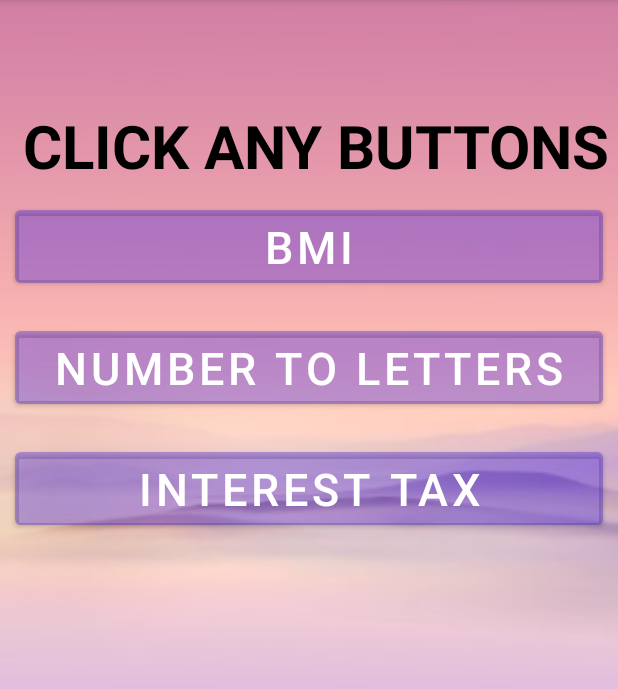
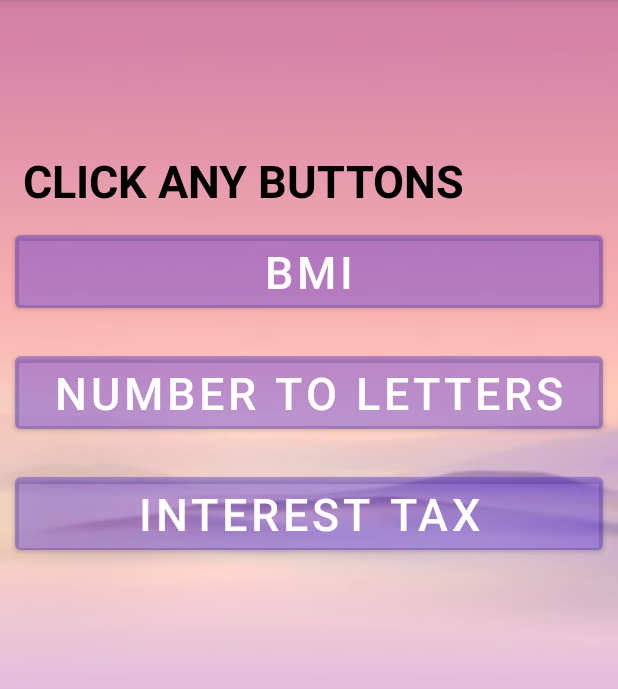
Before and after one commit to shrististh/stw300cemandroid-assignment---1-shrististh, an Android app: the screen it shows after launch (MainActivity), on a phone screen of 412 x 824 dp, the part 84-773 px from its top. Run offline under Robolectric (Android 15) with nearby library versions, the phone set to English and light mode, and no system bars.

Commit message:
final android assignment 1

```diff
--- a/app/src/main/res/layout/activity_main.xml
+++ b/app/src/main/res/layout/activity_main.xml
@@ -15,10 +15,10 @@
         android:layout_width="wrap_content"
         android:layout_height="wrap_content"
         android:text="CLICK ANY BUTTONS"
-        android:textSize="40dp"
+        android:textSize="30dp"
         android:textColor="@color/black"
         android:textStyle="bold"
-        android:layout_marginTop="70dp"
+        android:layout_marginTop="100dp"
         android:layout_marginLeft="15dp"
         app:layout_constraintBottom_toBottomOf="parent"
         app:layout_constraintLeft_toLeftOf="parent"
--- a/app/src/main/res/layout/activity_numbertoword.xml
+++ b/app/src/main/res/layout/activity_numbertoword.xml
@@ -15,7 +15,7 @@
         android:text="Number To Words"
         android:textStyle="bold"
         android:layout_marginLeft="6dp"
-        android:layout_marginTop="20dp"
+        android:layout_marginTop="100dp"
         android:layout_marginBottom="50dp"
         android:textSize="50sp"/>
 
--- a/app/src/main/res/layout/activity_tax.xml
+++ b/app/src/main/res/layout/activity_tax.xml
@@ -13,7 +13,7 @@
         android:layout_width="match_parent"
         android:layout_height="wrap_content"
         android:layout_marginLeft="35dp"
-        android:layout_marginTop="30dp"
+        android:layout_marginTop="100dp"
         android:layout_marginBottom="50dp"
         android:text="Tax Calculation"
         android:textSize="50dp"
```
